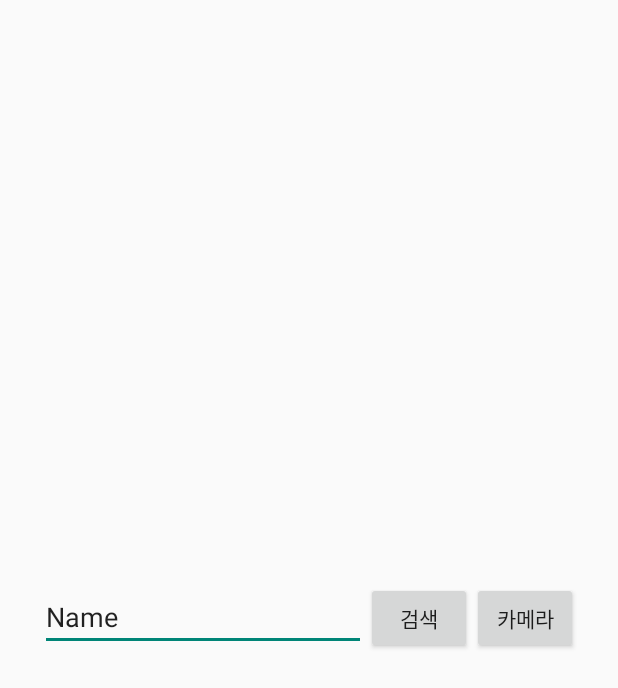
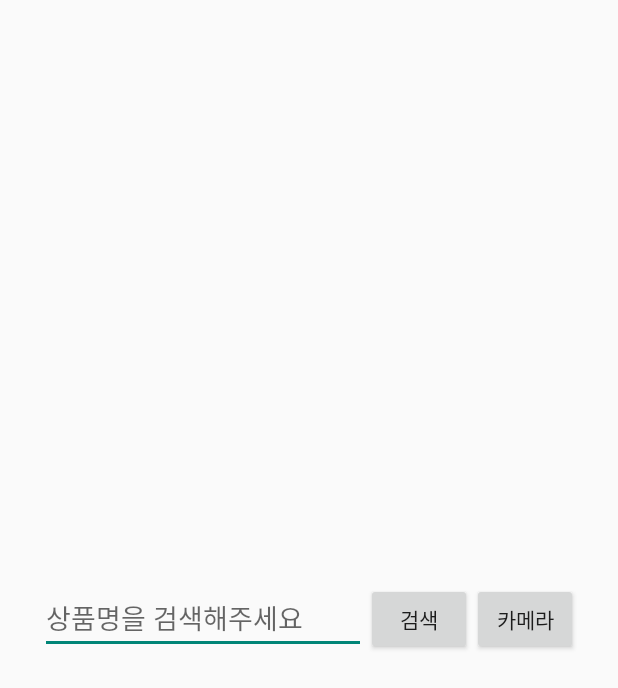
Before and after one commit to lipnus/hackpretty, an Android app: the screen it shows after launch (SearchActivity), on a phone screen of 412 x 824 dp. Shown: the top 688 px of the screen. Run offline under Robolectric (Android 15) with nearby library versions, the phone set to English and light mode, and no system bars; Roboto replaces fonts that are not available here.

Commit message:
검색창 Edit Text 에 hint 메세지 입력

```diff
--- a/Frontend/HackPretty/app/src/main/res/layout/activity_search.xml
+++ b/Frontend/HackPretty/app/src/main/res/layout/activity_search.xml
@@ -19,9 +19,9 @@
             android:layout_width="wrap_content"
             android:layout_height="wrap_content"
             android:layout_weight="1"
+            android:hint="상품명을 검색해주세요"
             android:ems="10"
-            android:inputType="textPersonName"
-            android:text="Name" />
+            android:inputType="textPersonName"/>
 
         <Button
             android:id="@+id/btnSearch"
```
